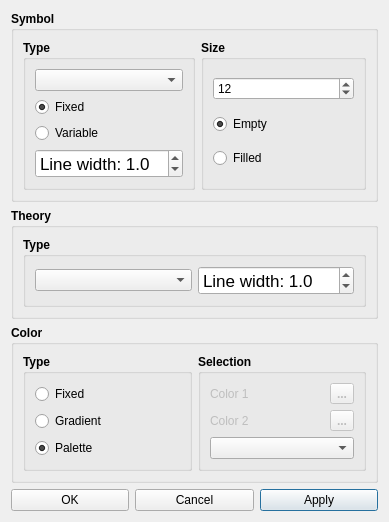
Qt form RepTate/gui/markerSettings.ui (jorge-ramirez-upm/RepTate) before a commit.
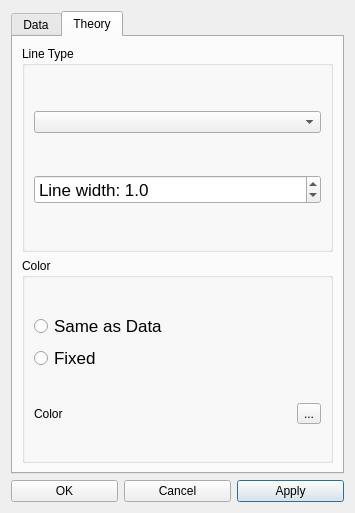
The same form after that commit. The open tabs and pages were chosen to show the change. Icons and pictures are not drawn.

Commit message: select color of theory line

Patch:
```diff
--- a/RepTate/gui/markerSettings.ui
+++ b/RepTate/gui/markerSettings.ui
@@ -6,8 +6,8 @@
    <rect>
     <x>0</x>
     <y>0</y>
-    <width>389</width>
-    <height>511</height>
+    <width>355</width>
+    <height>475</height>
    </rect>
   </property>
   <property name="windowTitle">
@@ -22,9 +22,23 @@
   </property>
   <layout class="QVBoxLayout" name="verticalLayout">
    <item>
+    <widget class="QTabWidget" name="tabWidget">
+     <property name="layoutDirection">
+      <enum>Qt::LeftToRight</enum>
+     </property>
+     <property name="currentIndex">
+      <number>0</number>
+     </property>
+     <widget class="QWidget" name="data">
+      <attribute name="title">
+       <string>Data</string>
+      </attribute>
+      <layout class="QVBoxLayout" name="verticalLayout_6">
+       <item>
     <widget class="QGroupBox" name="groupBox">
      <property name="font">
       <font>
+           <pointsize>13</pointsize>
        <weight>75</weight>
        <bold>true</bold>
       </font>
@@ -179,76 +193,11 @@
      </layout>
     </widget>
    </item>
-   <item>
-    <widget class="QGroupBox" name="groupBox_7">
-     <property name="font">
-      <font>
-       <weight>75</weight>
-       <bold>true</bold>
-      </font>
-     </property>
-     <property name="layoutDirection">
-      <enum>Qt::LeftToRight</enum>
-     </property>
-     <property name="title">
-      <string>Theory</string>
-     </property>
-     <layout class="QHBoxLayout" name="horizontalLayout_2">
-      <item>
-       <widget class="QGroupBox" name="groupBox_8">
-        <property name="title">
-         <string>Type</string>
-        </property>
-        <layout class="QHBoxLayout" name="horizontalLayout_6">
-         <item>
-          <widget class="QComboBox" name="cbTheoryLine">
-           <property name="font">
-            <font>
-             <weight>50</weight>
-             <bold>false</bold>
-            </font>
-           </property>
-          </widget>
-         </item>
-         <item>
-          <widget class="QDoubleSpinBox" name="sbThLineWidth">
-           <property name="font">
-            <font>
-             <pointsize>13</pointsize>
-             <weight>50</weight>
-             <bold>false</bold>
-            </font>
-           </property>
-           <property name="prefix">
-            <string>Line width: </string>
-           </property>
-           <property name="decimals">
-            <number>1</number>
-           </property>
-           <property name="minimum">
-            <double>0.100000000000000</double>
-           </property>
-           <property name="maximum">
-            <double>10.000000000000000</double>
-           </property>
-           <property name="singleStep">
-            <double>0.100000000000000</double>
-           </property>
-           <property name="value">
-            <double>1.000000000000000</double>
-           </property>
-          </widget>
-         </item>
-        </layout>
-       </widget>
-      </item>
-     </layout>
-    </widget>
-   </item>
    <item>
     <widget class="QGroupBox" name="groupBox_2">
      <property name="font">
       <font>
+           <pointsize>13</pointsize>
        <weight>75</weight>
        <bold>true</bold>
       </font>
@@ -425,6 +374,131 @@
      </layout>
     </widget>
    </item>
+      </layout>
+     </widget>
+     <widget class="QWidget" name="theory">
+      <attribute name="title">
+       <string>Theory</string>
+      </attribute>
+      <layout class="QVBoxLayout" name="verticalLayout_10">
+       <item>
+        <widget class="QGroupBox" name="groupBox_8">
+         <property name="title">
+          <string>Line Type</string>
+         </property>
+         <layout class="QVBoxLayout" name="verticalLayout_7">
+          <item>
+           <widget class="QComboBox" name="cbTheoryLine">
+            <property name="font">
+             <font>
+              <weight>50</weight>
+              <bold>false</bold>
+             </font>
+            </property>
+           </widget>
+          </item>
+          <item>
+           <widget class="QDoubleSpinBox" name="sbThLineWidth">
+            <property name="font">
+             <font>
+              <pointsize>13</pointsize>
+              <weight>50</weight>
+              <bold>false</bold>
+             </font>
+            </property>
+            <property name="prefix">
+             <string>Line width: </string>
+            </property>
+            <property name="decimals">
+             <number>1</number>
+            </property>
+            <property name="minimum">
+             <double>0.100000000000000</double>
+            </property>
+            <property name="maximum">
+             <double>10.000000000000000</double>
+            </property>
+            <property name="singleStep">
+             <double>0.100000000000000</double>
+            </property>
+            <property name="value">
+             <double>1.000000000000000</double>
+            </property>
+           </widget>
+          </item>
+         </layout>
+        </widget>
+       </item>
+       <item>
+        <widget class="QGroupBox" name="groupBox_10">
+         <property name="title">
+          <string>Color</string>
+         </property>
+         <layout class="QVBoxLayout" name="verticalLayout_13">
+          <item>
+           <layout class="QVBoxLayout" name="verticalLayout_8">
+            <item>
+             <widget class="QRadioButton" name="rbThSameColor">
+              <property name="font">
+               <font>
+                <pointsize>13</pointsize>
+                <weight>50</weight>
+                <bold>false</bold>
+               </font>
+              </property>
+              <property name="text">
+               <string>Same as Data</string>
+              </property>
+             </widget>
+            </item>
+            <item>
+             <widget class="QRadioButton" name="rbThFixedColor">
+              <property name="font">
+               <font>
+                <pointsize>13</pointsize>
+                <weight>50</weight>
+                <bold>false</bold>
+               </font>
+              </property>
+              <property name="text">
+               <string>Fixed</string>
+              </property>
+             </widget>
+            </item>
+           </layout>
+          </item>
+          <item>
+           <layout class="QHBoxLayout" name="horizontalLayout_6">
+            <item>
+             <widget class="QLabel" name="labelThcol">
+              <property name="text">
+               <string>Color</string>
+              </property>
+             </widget>
+            </item>
+            <item>
+             <widget class="QLabel" name="labelThPickedColor">
+              <property name="text">
+               <string> </string>
+              </property>
+             </widget>
+            </item>
+            <item>
+             <widget class="QToolButton" name="pickThColor">
+              <property name="text">
+               <string>...</string>
+              </property>
+             </widget>
+            </item>
+           </layout>
+          </item>
+         </layout>
+        </widget>
+       </item>
+      </layout>
+     </widget>
+    </widget>
+   </item>
    <item>
     <layout class="QHBoxLayout" name="horizontalLayout_5">
      <item>
```
Left out of the diff: 530 changed lines with no effect on the pictures. Lines whose indentation alone changed are shown as unchanged. The commit also changes 3 other files.
